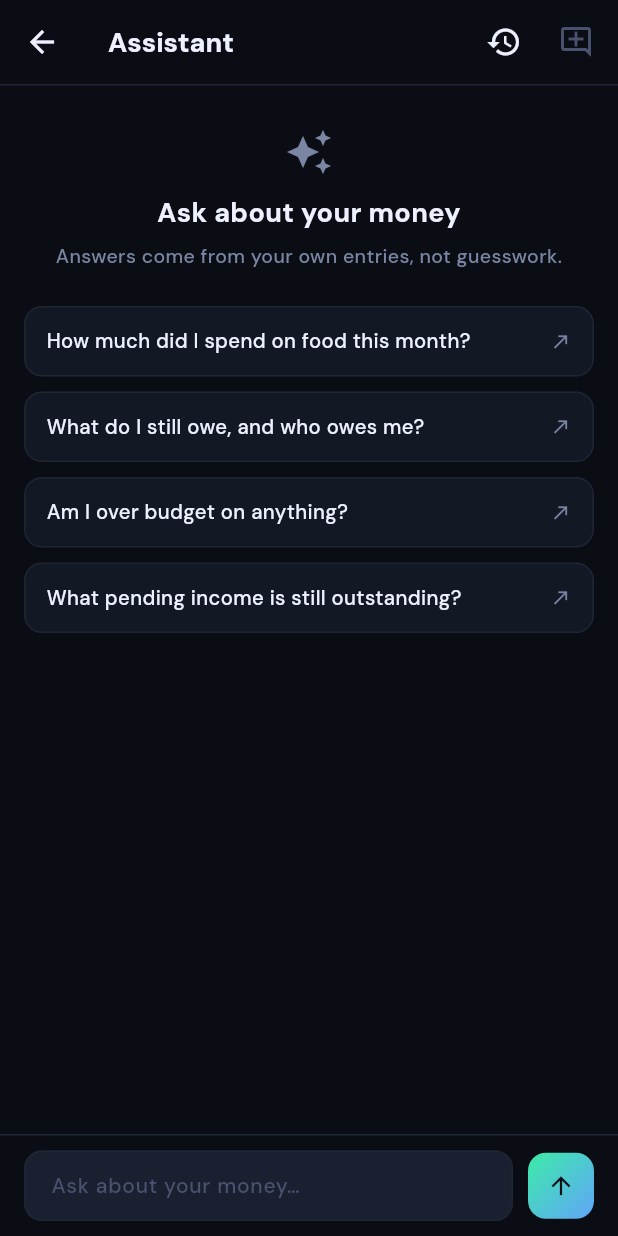
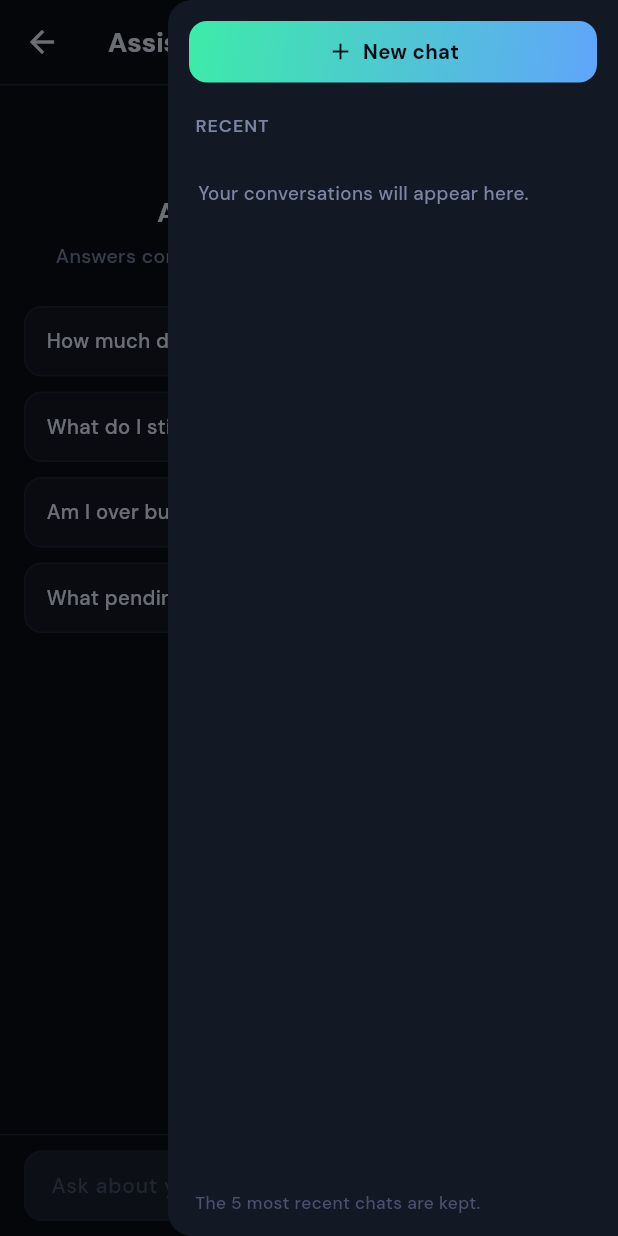
Before and after one commit to Esandu-Meth-Obadaarachchi/FinanceTrackerApp, a Flutter app: the AssistantScreen screen opened directly, with the side drawer open (before the commit the screen has no drawer), on a phone screen of 412 x 824 dp. Run offline on Flutter 3.47's test engine with Material 3 defaults, Android fonts, the phone set to English and light mode, and no system bars; our stand-ins replace cloud_firestore, firebase_auth, firebase_core, firebase_messaging, flutter_local_notifications, flutter_timezone and 5 more; missing offline and left inert: another_telephony; accounts and stored records are empty.

Commit message:
Show past chats in a sidebar beside the assistant
On a desktop-width window the saved conversations sit in a permanent column
next to the chat, with a New chat button and a delete per row, as in Claude
or ChatGPT. On a phone the same list slides in as a drawer. The chat column
is now centred against its own pane rather than the window, since the sidebar
takes a slice of the width.

```diff
--- a/lib/screens/assistant_screen.dart
+++ b/lib/screens/assistant_screen.dart
@@ -9,7 +9,6 @@ import '../theme/palette.dart';
 import '../theme/theme_controller.dart';
 import '../utils/formatters.dart';
 import '../utils/responsive.dart';
-import '../widgets/sheet_scaffold.dart';
 
 /// Opens the assistant, re-providing [AppState] for the pushed route.
 void openAssistant(BuildContext context) {
@@ -40,6 +39,7 @@ class AssistantScreen extends StatefulWidget {
 class _AssistantScreenState extends State<AssistantScreen> {
   final _input = TextEditingController();
   final _scroll = ScrollController();
+  final _scaffoldKey = GlobalKey<ScaffoldState>();
   final List<ChatMessage> _messages = [];
   bool _busy = false;
 
@@ -145,21 +145,6 @@ class _AssistantScreenState extends State<AssistantScreen> {
     if (id == _chatId) _newChat();
   }
 
-  void _openHistory() {
-    final app = context.read<AppState>();
-    showAppSheet<void>(
-      context,
-      builder: (_) => ChangeNotifierProvider<AppState>.value(
-        value: app,
-        child: _HistorySheet(
-          currentId: _chatId,
-          onOpen: _openChat,
-          onDelete: _deleteChat,
-        ),
-      ),
-    );
-  }
-
   Future<void> _send(String text) async {
     final question = text.trim();
     if (question.isEmpty || _busy) return;
@@ -229,8 +214,50 @@ class _AssistantScreenState extends State<AssistantScreen> {
       if (_messages.isEmpty && app.chats.isNotEmpty) _load(app.chats.first);
     }
 
+    final wide = context.isWide;
+
+    // The chat itself. Its width, not the window's, decides how the column is
+    // centred, because the sidebar takes a slice of the window on desktop.
+    final chatPane = Column(
+      children: [
+        Expanded(
+          child: LayoutBuilder(
+            builder: (context, box) => _messages.isEmpty
+                ? _starterList(colors, box.maxWidth)
+                : ListView(
+                    controller: _scroll,
+                    padding: _insets(box.maxWidth, top: 16),
+                    children: [
+                      for (final m in _messages) _bubble(m, colors),
+                      if (_busy) _thinking(colors),
+                    ],
+                  ),
+          ),
+        ),
+        _composer(colors),
+      ],
+    );
+
+    Widget sidebar({required bool inDrawer}) => _ChatSidebar(
+          currentId: _chatId,
+          busy: _busy,
+          inDrawer: inDrawer,
+          onNew: _newChat,
+          onOpen: _openChat,
+          onDelete: _deleteChat,
+        );
+
     return Scaffold(
+      key: _scaffoldKey,
       backgroundColor: colors.bg,
+      // On a phone the same list slides in from the right instead.
+      endDrawer: wide
+          ? null
+          : Drawer(
+              backgroundColor: colors.card,
+              width: 300,
+              child: sidebar(inDrawer: true),
+            ),
       appBar: AppBar(
         backgroundColor: colors.bg,
         elevation: 0,
@@ -238,17 +265,21 @@ class _AssistantScreenState extends State<AssistantScreen> {
         iconTheme: IconThemeData(color: colors.text),
         title: Text('Assistant',
             style: sans(size: 18, weight: FontWeight.w800, color: colors.text)),
-        actions: [
-          IconButton(
-            tooltip: 'Past chats',
-            onPressed: _openHistory,
-            icon: Icon(Icons.history, color: colors.text),
-          ),
+        actions: wide
+            ? null
+            : [
                 IconButton(
                   tooltip: 'New chat',
                   onPressed: _busy || _messages.isEmpty ? null : _newChat,
                   icon: Icon(Icons.add_comment_outlined,
-                color: _busy || _messages.isEmpty ? colors.muted : colors.text),
+                      color: _busy || _messages.isEmpty
+                          ? colors.muted
+                          : colors.text),
+                ),
+                IconButton(
+                  tooltip: 'Past chats',
+                  onPressed: () => _scaffoldKey.currentState?.openEndDrawer(),
+                  icon: Icon(Icons.history, color: colors.text),
                 ),
                 const SizedBox(width: 4),
               ],
@@ -257,29 +288,33 @@ class _AssistantScreenState extends State<AssistantScreen> {
           child: Container(height: 1, color: colors.border),
         ),
       ),
-      body: Column(
+      body: wide
+          ? Row(
               children: [
-          Expanded(
-            child: _messages.isEmpty
-                ? _starterList(colors)
-                : ListView(
-                    controller: _scroll,
-                    padding: centredInsets(context, maxWidth: 760, top: 16),
-                    children: [
-                      for (final m in _messages) _bubble(m, colors),
-                      if (_busy) _thinking(colors),
+                Container(
+                  width: 280,
+                  decoration: BoxDecoration(
+                    color: colors.card,
+                    border: Border(right: BorderSide(color: colors.border)),
+                  ),
+                  child: sidebar(inDrawer: false),
+                ),
+                Expanded(child: chatPane),
               ],
-                  ),
-          ),
-          _composer(colors),
-        ],
-      ),
+            )
+          : chatPane,
     );
   }
 
-  Widget _starterList(Palette colors) {
+  /// [centredInsets] measured against the chat pane rather than the window.
+  EdgeInsets _insets(double paneWidth, {double top = 14}) {
+    final side = ((paneWidth - 760) / 2).clamp(16.0, double.infinity);
+    return EdgeInsets.fromLTRB(side, top, side, 32);
+  }
+
+  Widget _starterList(Palette colors, double paneWidth) {
     return ListView(
-      padding: centredInsets(context, maxWidth: 760, top: 28),
+      padding: _insets(paneWidth, top: 28),
       children: [
         Icon(Icons.auto_awesome, size: 32, color: colors.sub),
         const SizedBox(height: 12),
@@ -662,16 +697,28 @@ class _AssistantScreenState extends State<AssistantScreen> {
   }
 }
 
-/// Saved conversations. Only the [kMaxChats] most recent are kept, so starting
-/// a sixth quietly removes the one that has gone longest without being used.
-class _HistorySheet extends StatelessWidget {
-  const _HistorySheet({
+/// The list of saved conversations, in the manner of Claude or ChatGPT: a
+/// permanent column beside the chat on a desktop, a drawer on a phone.
+///
+/// Only the [kMaxChats] most recent are kept, so starting another quietly
+/// removes the one that has gone longest without being used.
+class _ChatSidebar extends StatelessWidget {
+  const _ChatSidebar({
     required this.currentId,
+    required this.busy,
+    required this.inDrawer,
+    required this.onNew,
     required this.onOpen,
     required this.onDelete,
   });
 
   final String? currentId;
+  final bool busy;
+
+  /// A drawer has to close itself once a choice is made; a sidebar stays put.
+  final bool inDrawer;
+
+  final VoidCallback onNew;
   final void Function(ChatSession) onOpen;
   final void Function(String id) onDelete;
 
@@ -684,47 +731,103 @@ class _HistorySheet extends StatelessWidget {
     return fmtDateShort(dateKeyOf(t));
   }
 
+  void _closeDrawer(BuildContext context) {
+    if (inDrawer) Navigator.of(context).pop();
+  }
+
   @override
   Widget build(BuildContext context) {
     final colors = context.watch<ThemeController>().colors;
     final chats = context.watch<AppState>().chats;
 
-    return SheetScaffold(
-      title: 'Past chats',
-      colors: colors,
+    return SafeArea(
+      child: Column(
+        crossAxisAlignment: CrossAxisAlignment.stretch,
         children: [
-        Text(
-          'The $kMaxChats most recent chats are kept. Starting another removes '
-          'the one you have used least recently.',
-          style: sans(size: 12.5, color: colors.sub, height: 1.4),
+          Padding(
+            padding: const EdgeInsets.fromLTRB(14, 14, 14, 6),
+            child: GestureDetector(
+              onTap: busy
+                  ? null
+                  : () {
+                      _closeDrawer(context);
+                      onNew();
+                    },
+              child: Container(
+                padding: const EdgeInsets.symmetric(vertical: 11),
+                decoration: BoxDecoration(
+                  gradient: busy ? null : Brand.addButton,
+                  color: busy ? colors.inputBg : null,
+                  borderRadius: BorderRadius.circular(12),
                 ),
-        const SizedBox(height: 14),
-        if (chats.isEmpty)
-          Padding(
-            padding: const EdgeInsets.symmetric(vertical: 24),
-            child: Center(
-              child: Text('No saved chats yet',
-                  style: sans(size: 13.5, color: colors.sub)),
+                child: Row(
+                  mainAxisAlignment: MainAxisAlignment.center,
+                  children: [
+                    Icon(Icons.add,
+                        size: 18,
+                        color: busy ? colors.muted : const Color(0xFF0B0D14)),
+                    const SizedBox(width: 6),
+                    Text('New chat',
+                        style: sans(
+                            size: 13.5,
+                            weight: FontWeight.w700,
+                            color:
+                                busy ? colors.muted : const Color(0xFF0B0D14))),
+                  ],
                 ),
               ),
+            ),
+          ),
+          Padding(
+            padding: const EdgeInsets.fromLTRB(18, 14, 18, 8),
+            child: Text('RECENT',
+                style: label(colors.sub)),
+          ),
+          Expanded(
+            child: chats.isEmpty
+                ? Padding(
+                    padding: const EdgeInsets.all(20),
+                    child: Text('Your conversations will appear here.',
+                        style: sans(size: 12.5, color: colors.sub, height: 1.4)),
+                  )
+                : ListView(
+                    padding: const EdgeInsets.fromLTRB(8, 0, 8, 8),
+                    children: [
                       for (final c in chats)
+                        _row(context, colors, c, c.id == currentId),
+                    ],
+                  ),
+          ),
           Padding(
-            padding: const EdgeInsets.only(bottom: 10),
-            child: GestureDetector(
-              onTap: () {
-                Navigator.of(context).pop();
+            padding: const EdgeInsets.fromLTRB(18, 8, 18, 14),
+            child: Text(
+              'The $kMaxChats most recent chats are kept.',
+              style: sans(size: 11.5, color: colors.muted),
+            ),
+          ),
+        ],
+      ),
+    );
+  }
+
+  Widget _row(BuildContext context, Palette colors, ChatSession c, bool current) {
+    return Padding(
+      padding: const EdgeInsets.only(bottom: 4),
+      child: InkWell(
+        borderRadius: BorderRadius.circular(10),
+        onTap: busy
+            ? null
+            : () {
+                _closeDrawer(context);
                 onOpen(c);
               },
         child: Container(
-                padding: const EdgeInsets.fromLTRB(14, 10, 4, 10),
+          padding: const EdgeInsets.fromLTRB(12, 8, 2, 8),
           decoration: BoxDecoration(
-                  color: colors.elevated,
-                  border: Border.all(
-                    color: c.id == currentId
-                        ? const Color(0xFF3DEBA8).withValues(alpha: 0.5)
-                        : colors.border,
-                  ),
-                  borderRadius: BorderRadius.circular(12),
+            color: current
+                ? const Color(0xFF3DEBA8).withValues(alpha: 0.12)
+                : Colors.transparent,
+            borderRadius: BorderRadius.circular(10),
           ),
           child: Row(
             children: [
@@ -737,29 +840,24 @@ class _HistorySheet extends StatelessWidget {
                         overflow: TextOverflow.ellipsis,
                         style: sans(
                             size: 13.5,
-                                  weight: FontWeight.w600,
+                            weight: current ? FontWeight.w700 : FontWeight.w500,
                             color: colors.text)),
-                          const SizedBox(height: 3),
-                          Text(
-                            '${c.messages.length} messages · ${_ago(c.updatedAt)}'
-                            '${c.id == currentId ? ' · open now' : ''}',
-                            style: sans(size: 11.5, color: colors.sub),
-                          ),
+                    const SizedBox(height: 2),
+                    Text(_ago(c.updatedAt),
+                        style: sans(size: 11, color: colors.sub)),
                   ],
                 ),
               ),
               IconButton(
                 tooltip: 'Delete chat',
-                      onPressed: () => onDelete(c.id),
-                      icon: Icon(Icons.delete_outline,
-                          size: 19, color: colors.sub),
+                visualDensity: VisualDensity.compact,
+                onPressed: busy ? null : () => onDelete(c.id),
+                icon: Icon(Icons.delete_outline, size: 18, color: colors.sub),
               ),
             ],
           ),
         ),
       ),
-          ),
-      ],
     );
   }
 }
```
Lines whose indentation alone changed are shown as unchanged.
